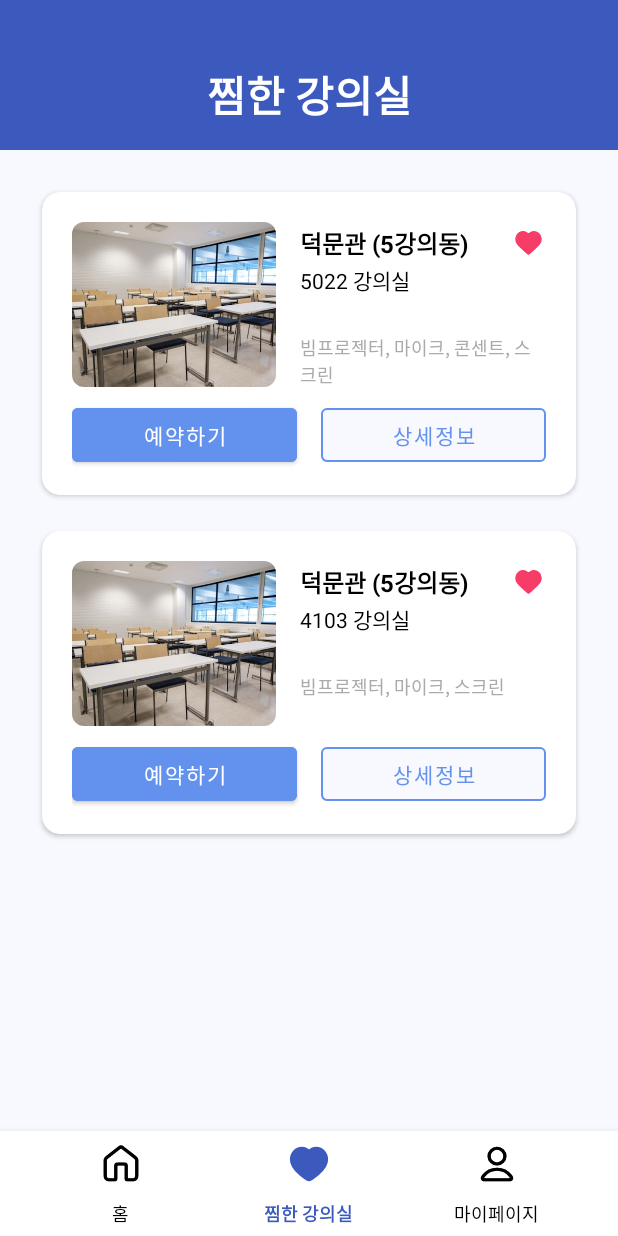
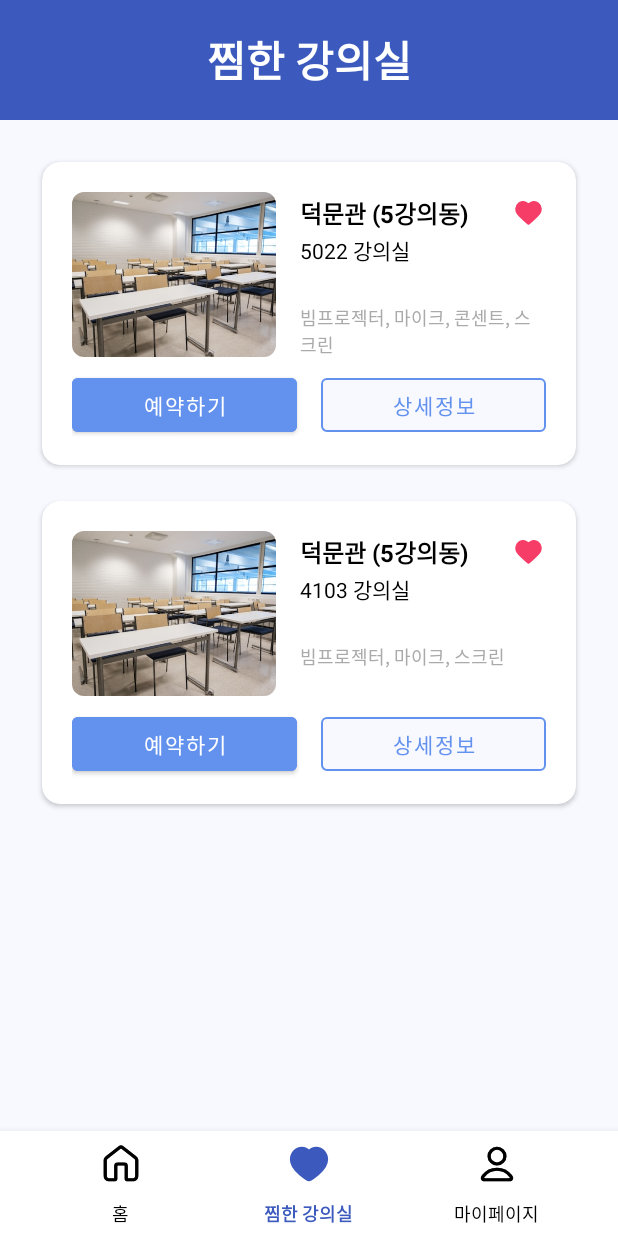
Before and after one commit to Dhuns/2025_Pick_Dream, an Android app: the HomeFragment screen opened directly, with no data from a screen before it, item 2 of the bottom bar chosen, on a phone screen of 412 x 824 dp. Run offline under Robolectric (Android 15) with nearby library versions, the phone set to English and light mode, and no system bars.

Commit message:
상단 타이틀부분  Layout-height  100dp -> 80dp
 paddingTop
 8dp -> 0dp

 각 페이지 상단부분 marginTop
 18dp -> 0dp

```diff
--- a/app/src/main/res/layout/activity_main.xml
+++ b/app/src/main/res/layout/activity_main.xml
@@ -6,7 +6,9 @@
     android:id="@+id/container"
     android:layout_width="match_parent"
     android:layout_height="match_parent"
+    android:fitsSystemWindows="true"
     tools:context=".MainActivity">
+
 
     <!-- 네비게이션 호스트 프래그먼트 -->
     <androidx.fragment.app.FragmentContainerView
--- a/app/src/main/res/layout/fragment_favorite.xml
+++ b/app/src/main/res/layout/fragment_favorite.xml
@@ -8,16 +8,16 @@
     <!-- 상단 타이틀 영역 -->
     <RelativeLayout
         android:layout_width="match_parent"
-        android:layout_height="100dp"
+        android:layout_height="80dp"
         android:paddingHorizontal="16dp"
         android:background="#3C5ABD"
-        android:paddingTop="8dp">
+        android:paddingTop="0dp">
 
         <TextView
             android:layout_width="match_parent"
             android:layout_height="match_parent"
             android:gravity="center"
-            android:layout_marginTop="18dp"
+            android:layout_marginTop="0dp"
             android:text="찜한 강의실"
             android:textSize="28sp"
             android:textColor="@android:color/white"
--- a/app/src/main/res/layout/fragment_home.xml
+++ b/app/src/main/res/layout/fragment_home.xml
@@ -11,16 +11,16 @@
     <!-- 상단 타이틀 영역 -->
     <RelativeLayout
         android:layout_width="match_parent"
-        android:layout_height="100dp"
+        android:layout_height="80dp"
         android:paddingHorizontal="16dp"
         android:background="#3C5ABD"
-        android:paddingTop="8dp">
+        android:paddingTop="0dp">
 
         <TextView
             android:layout_width="match_parent"
             android:layout_height="match_parent"
             android:gravity="center"
-            android:layout_marginTop="18dp"
+            android:layout_marginTop="0dp"
             android:text="PickDream"
             android:textSize="28sp"
             android:textColor="@android:color/white"
--- a/app/src/main/res/layout/fragment_mypage.xml
+++ b/app/src/main/res/layout/fragment_mypage.xml
@@ -9,15 +9,15 @@
     <!-- 상단 타이틀  -->
     <RelativeLayout
         android:layout_width="match_parent"
-        android:layout_height="100dp"
+        android:layout_height="80dp"
         android:background="#3C5ABD"
-        android:paddingTop="8dp"
+        android:paddingTop="0dp"
         android:paddingHorizontal="16dp">
 
         <TextView
             android:layout_width="match_parent"
             android:layout_height="match_parent"
-            android:layout_marginTop="16dp"
+            android:layout_marginTop="0dp"
             android:gravity="center"
             android:text="마이페이지"
             android:textSize="28sp"
--- a/app/src/main/res/values/themes.xml
+++ b/app/src/main/res/values/themes.xml
@@ -4,19 +4,20 @@
         <item name="windowActionBar">false</item>
         <item name="windowNoTitle">true</item>
 
-        <!-- Primary brand color. -->
+        <!-- ✅ 상태바를 반투명하게 하여 레이아웃이 겹치도록 함 -->
+        <item name="android:windowTranslucentStatus">true</item>
+        <item name="android:windowDrawsSystemBarBackgrounds">true</item>
+        <item name="android:statusBarColor">@android:color/transparent</item>
+
+        <!-- 나머지 색상 설정은 그대로 유지 -->
         <item name="colorPrimary">@color/purple_500</item>
         <item name="colorPrimaryVariant">@color/purple_700</item>
         <item name="colorOnPrimary">@color/white</item>
-        <!-- Secondary brand color. -->
         <item name="colorSecondary">@color/teal_200</item>
         <item name="colorSecondaryVariant">@color/teal_700</item>
         <item name="colorOnSecondary">@color/black</item>
-        <!-- Status bar color. -->
-        <item name="android:statusBarColor">?attr/colorPrimaryVariant</item>
-        <!-- Customize your theme here. -->
+    </style>
 
-    </style>
 
     <style name="BottomNavText" parent="TextAppearance.AppCompat.Caption">
         <item name="android:lineSpacingExtra">-4dp</item>
```
